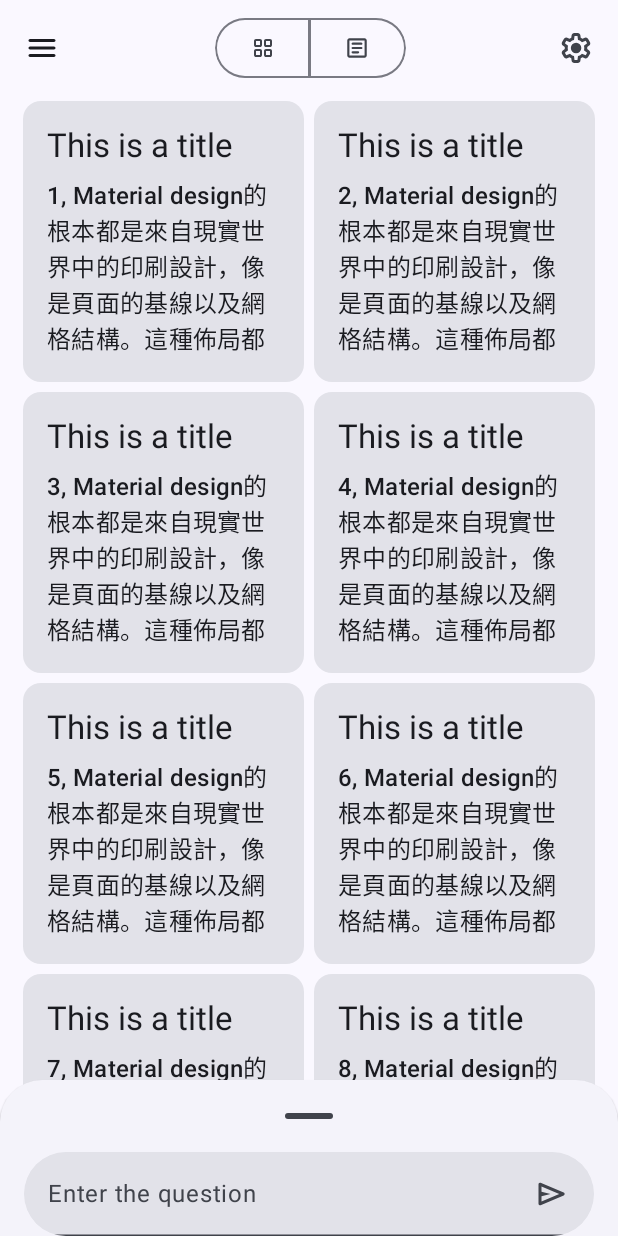
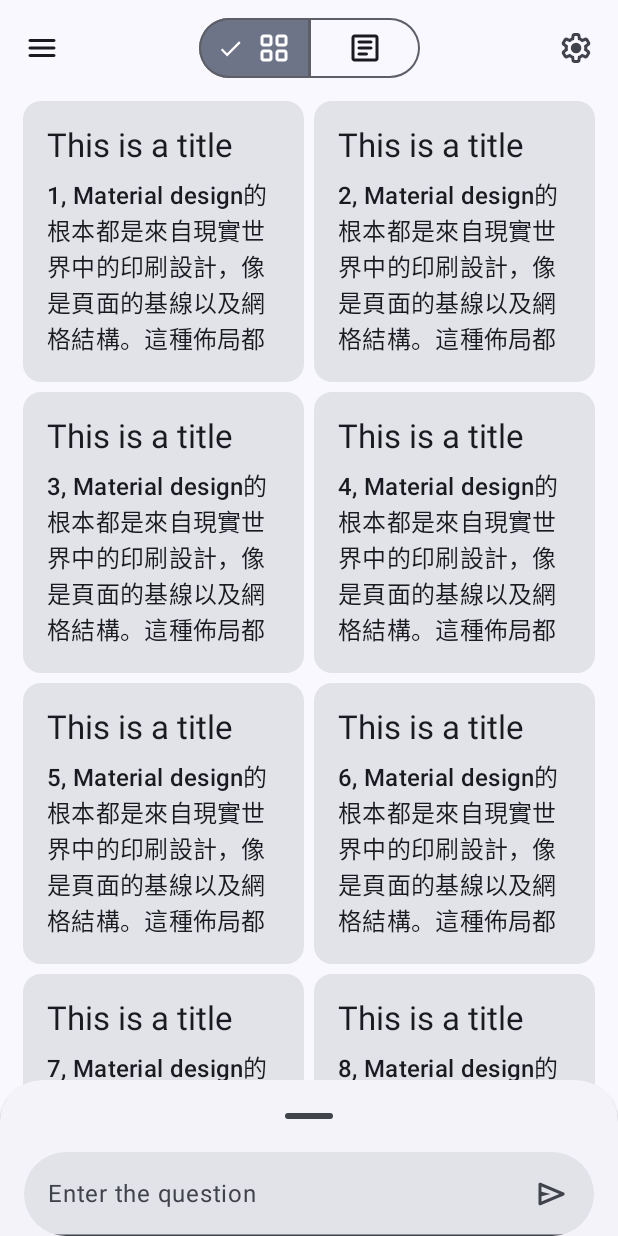
Before and after one commit to PL7963/NoteUltra, an Android app built with Jetpack Compose: the screen it shows after launch (MainActivity), on a phone screen of 412 x 824 dp. Run offline under Robolectric (Android 15) with nearby library versions, the phone set to English and light mode, and no system bars.

Commit message:
UI: Add SegmentedButton component for page selection

```diff
--- a/app/src/main/java/com/coolkie/noteultra/MainView.kt
+++ b/app/src/main/java/com/coolkie/noteultra/MainView.kt
@@ -7,10 +7,8 @@
 import androidx.compose.foundation.layout.fillMaxSize
 import androidx.compose.foundation.layout.fillMaxWidth
 import androidx.compose.foundation.layout.height
-import androidx.compose.foundation.layout.offset
 import androidx.compose.foundation.layout.padding
 import androidx.compose.foundation.layout.size
-import androidx.compose.foundation.layout.width
 import androidx.compose.foundation.pager.HorizontalPager
 import androidx.compose.foundation.pager.rememberPagerState
 import androidx.compose.foundation.shape.RoundedCornerShape
@@ -20,22 +18,30 @@
 import androidx.compose.material3.Icon
 import androidx.compose.material3.IconButton
 import androidx.compose.material3.MaterialTheme
-import androidx.compose.material3.OutlinedButton
+import androidx.compose.material3.SegmentedButton
+import androidx.compose.material3.SingleChoiceSegmentedButtonRow
 import androidx.compose.material3.Surface
 import androidx.compose.material3.Text
 import androidx.compose.material3.TextField
 import androidx.compose.material3.rememberBottomSheetScaffoldState
 import androidx.compose.runtime.Composable
-import androidx.compose.ui.Alignment
+import androidx.compose.runtime.LaunchedEffect
+import androidx.compose.runtime.mutableIntStateOf
+import androidx.compose.runtime.remember
+import androidx.compose.runtime.rememberCoroutineScope
 import androidx.compose.ui.Modifier
 import androidx.compose.ui.draw.clip
 import androidx.compose.ui.res.painterResource
 import androidx.compose.ui.unit.dp
+import kotlinx.coroutines.launch
 
 @OptIn(ExperimentalFoundationApi::class)
 @Composable
 @ExperimentalMaterial3Api
 fun MainView() {
+  val pagerState = rememberPagerState { 2 }
+  val selectedOption = remember { mutableIntStateOf(0) }
+  val coroutineScope = rememberCoroutineScope()
   val scaffoldState = rememberBottomSheetScaffoldState()
 
   Surface(
@@ -46,19 +52,15 @@
         modifier = Modifier
           .fillMaxWidth(),
         title = {
-          Box(
-            modifier = Modifier
-              .width(128.dp),
-            contentAlignment = Alignment.Center
-          ) {
-            OutlinedButton(
-              onClick = { /*TODO*/ },
-              modifier = Modifier
-                .width(64.dp)
-                .offset((-31).dp)
-                .clip(
-                  RoundedCornerShape(100.dp, 0.dp, 0.dp, 100.dp)
-                ),
+          SingleChoiceSegmentedButtonRow {
+            SegmentedButton(
+              selected = selectedOption.intValue == 0,
+              onClick = {
+                selectedOption.intValue = 0
+                coroutineScope.launch {
+                  pagerState.animateScrollToPage(0)
+                }
+              },
               shape = RoundedCornerShape(100.dp, 0.dp, 0.dp, 100.dp)
             ) {
               Icon(
@@ -66,19 +68,19 @@
                 contentDescription = "Grid"
               )
             }
-            OutlinedButton(
-              onClick = { /*TODO*/ },
-              modifier = Modifier
-                .width(65.dp)
-                .offset((32).dp)
-                .clip(
-                  RoundedCornerShape(0.dp, 100.dp, 100.dp, 0.dp)
-                ),
+            SegmentedButton(
+              selected = selectedOption.intValue == 1,
+              onClick = {
+                selectedOption.intValue = 1
+                coroutineScope.launch {
+                  pagerState.animateScrollToPage(1)
+                }
+              },
               shape = RoundedCornerShape(0.dp, 100.dp, 100.dp, 0.dp)
             ) {
               Icon(
-                painter = painterResource(id = R.drawable.rounded_article_24),
-                contentDescription = "Article"
+                painter = painterResource(R.drawable.rounded_article_24),
+                contentDescription = "Grid"
               )
             }
           }
@@ -115,7 +117,7 @@
           sheetContent = { Chat() }
         ) {
           HorizontalPager(
-            state = rememberPagerState { 2 },
+            state = pagerState,
             modifier = Modifier
               .fillMaxSize()
           ) { page ->
@@ -125,6 +127,9 @@
             }
           }
         }
+      }
+      LaunchedEffect(pagerState.currentPage) {
+        selectedOption.intValue = pagerState.currentPage
       }
       Box(
         modifier = Modifier
```
